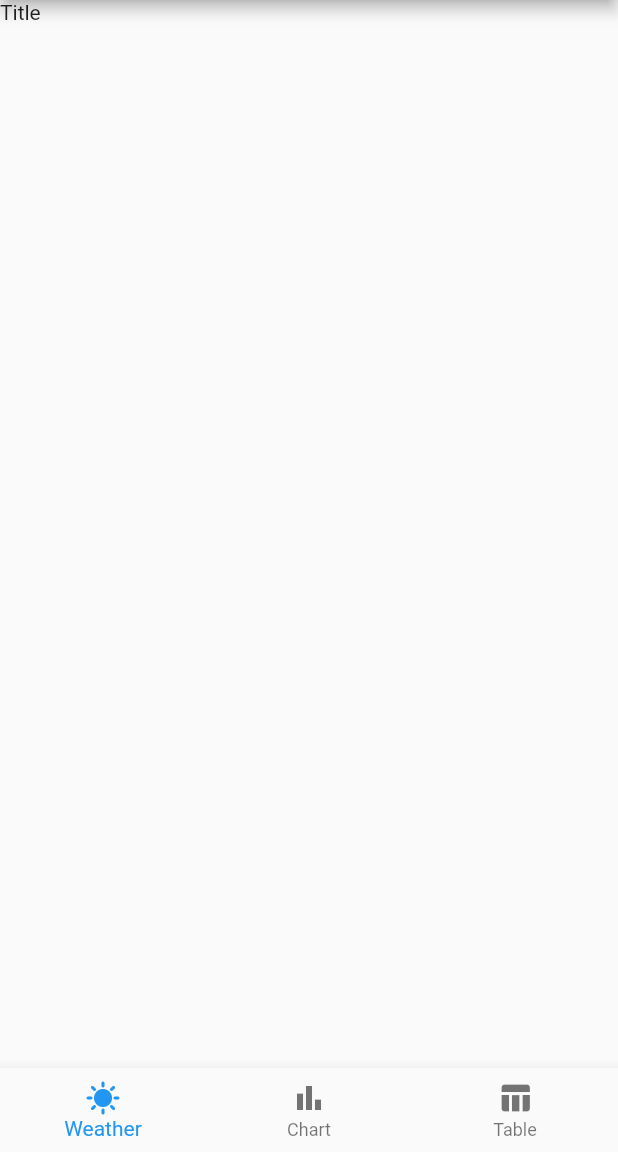
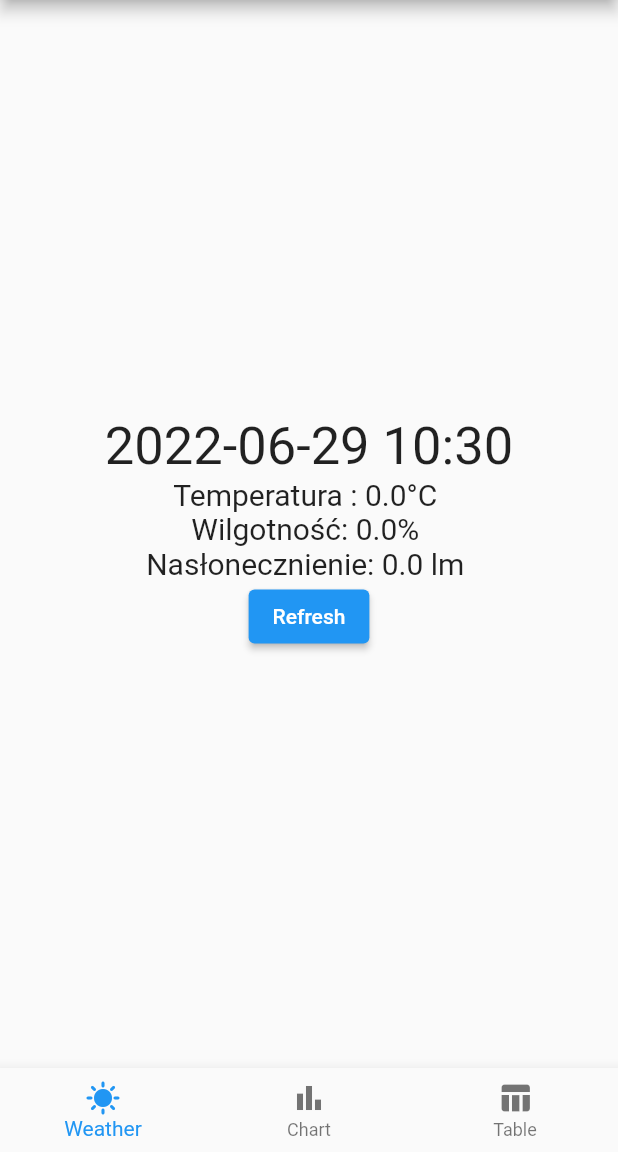
Before and after one commit to oskardes/Pogodynka, a Flutter app: the screen it shows after launch, on a phone screen of 412 x 824 dp, the part 84-1236 px from its top. Run offline on Flutter 3.47's test engine with Material 2 defaults, Android fonts, the phone set to English and light mode, and no system bars; our stand-ins replace google_fonts; missing offline and left inert: mysql1; Roboto replaces fonts that are missing (Oxygen).

Commit message:
Complete 1 page

```diff
--- /dev/null
+++ b/lib/Mysql.dart
@@ -0,0 +1,22 @@
+import 'package:mysql1/mysql1.dart';
+
+class Mysql {
+  static String host = 'remotemysql.com',
+      user = 'ndUAYlTW2d',
+      password = 'c5MQ4xKmjz',
+      db = 'ndUAYlTW2d';
+  static int port = 3306;
+
+  Mysql();
+
+  Future<MySqlConnection> getConnection() async {
+    var settings = ConnectionSettings(
+      host: host,
+      port: port,
+      user: user,
+      password: password,
+      db: db,
+    );
+    return await MySqlConnection.connect(settings);
+  }
+}
--- a/lib/main.dart
+++ b/lib/main.dart
@@ -1,14 +1,82 @@
 import 'package:flutter/material.dart';
+import 'package:google_fonts/google_fonts.dart';
+import 'package:intl/intl.dart';
+import 'package:pogodynka_am/Mysql.dart';
 
 void main() {
   runApp(const HomePage());
 }
 
-class HomePage extends StatelessWidget {
+class HomePage extends StatefulWidget {
   const HomePage({Key? key}) : super(key: key);
 
   @override
+  State<HomePage> createState() => _HomePageState();
+}
+
+class _HomePageState extends State<HomePage> {
+  DateTime time = DateTime.now();
+  int currentIndex = 0;
+  var db = Mysql();
+  double temp = 0;
+  double sunny = 0;
+  double wet = 0;
+  var something = '';
+  Future? _future;
+
+  Future<double> _getTemp() async {
+    await db.getConnection().then((conn) {
+      String sql = 'select val from nodemcu_table order by id desc limit 1';
+      conn.query(sql).then((results) {
+        for (var row in results) {
+          temp = row[0];
+        }
+      });
+    });
+    return temp;
+  }
+
+  Future<double> _getWet() async {
+    await db.getConnection().then((conn) {
+      String sql = 'select val2 from nodemcu_table order by id desc limit 1';
+      conn.query(sql).then((results) {
+        for (var row in results) {
+          wet = row[0];
+        }
+      });
+    });
+    return wet;
+  }
+
+  Future<double> _getSunny() async {
+    await db.getConnection().then((conn) {
+      String sql = 'select val3 from nodemcu_table order by id desc limit 1';
+      conn.query(sql).then((results) {
+        for (var row in results) {
+          sunny = row[0];
+        }
+      });
+    });
+    return sunny;
+  }
+
+  Future<dynamic> dataFuture() async {
+    final data1 = await _getTemp();
+    final data2 = await _getWet();
+    final data3 = await _getSunny();
+    await Future.delayed(const Duration(seconds: 2));
+    return [data1, data2, data3];
+  }
+
+  @override
+  void initState() {
+    super.initState();
+    _future = dataFuture();
+  }
+
+  @override
   Widget build(BuildContext context) {
+    String formattedDate = DateFormat("yyyy-MM-dd kk:mm").format(time);
     return MaterialApp(
       debugShowCheckedModeBanner: false,
       home: Scaffold(
@@ -21,8 +89,67 @@ class HomePage extends StatelessWidget {
           ),
           centerTitle: true,
         ),
-        body: const Text(
-          'Title',
+        body: Center(
+          child: FutureBuilder(
+            future: _future,
+            builder: (context, AsyncSnapshot<dynamic> snapshot) {
+              switch (snapshot.connectionState) {
+                case ConnectionState.waiting:
+                  return const CircularProgressIndicator();
+                case ConnectionState.done:
+                default:
+                  if (snapshot.hasError) {
+                    return Text(':( ${snapshot.error}');
+                  } else if (snapshot.hasData) {
+                    return Column(
+                      mainAxisAlignment: MainAxisAlignment.center,
+                      crossAxisAlignment: CrossAxisAlignment.center,
+                      children: <Widget>[
+                        Text(
+                          formattedDate,
+                          style: GoogleFonts.oxygen(
+                            fontSize: 35,
+                            fontWeight: FontWeight.w400,
+                          ),
+                        ),
+                        Text(
+                          'Temperatura : $temp°C ',
+                          style: GoogleFonts.oxygen(
+                            fontSize: 20,
+                            fontWeight: FontWeight.w400,
+                          ),
+                        ),
+                        Text(
+                          'Wilgotność: $wet% ',
+                          style: GoogleFonts.oxygen(
+                            fontSize: 20,
+                            fontWeight: FontWeight.w400,
+                          ),
+                        ),
+                        Text(
+                          'Nasłonecznienie: $sunny lm ',
+                          style: GoogleFonts.oxygen(
+                            fontSize: 20,
+                            fontWeight: FontWeight.w400,
+                          ),
+                        ),
+                        ElevatedButton(
+                          onPressed: () {
+                            setState(() {
+                              time = DateTime.now();
+                              _future;
+                            });
+                          },
+                          child: const Text('Refresh'),
+                        ),
+                      ],
+                    );
+                  } else {
+                    return const Text("No data");
+                  }
+              }
+            },
+          ),
         ),
         bottomNavigationBar: BottomNavigationBar(
           items: const <BottomNavigationBarItem>[
@@ -41,6 +168,12 @@ class HomePage extends StatelessWidget {
               label: 'Table',
             ),
           ],
+          currentIndex: currentIndex,
+          onTap: (int index) {
+            setState(() {
+              currentIndex = index;
+            });
+          },
         ),
       ),
     );
```
Also changed, not shown: lib/chart.dart (added, +17 -0 lines), lib/home.dart (added, +140 -0 lines), lib/table.dart (added, +17 -0 lines), pubspec.yaml (+6 -16 lines), assets/fonts/ikonka.ttf (added), pubspec.lock, 3 other files.
